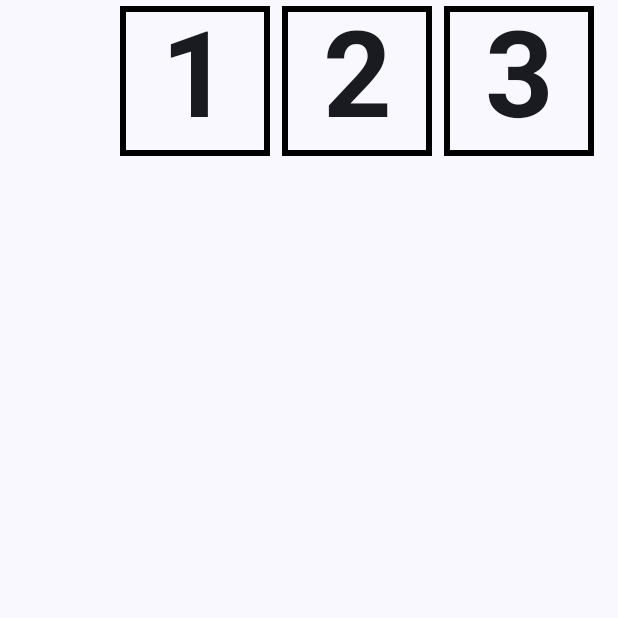
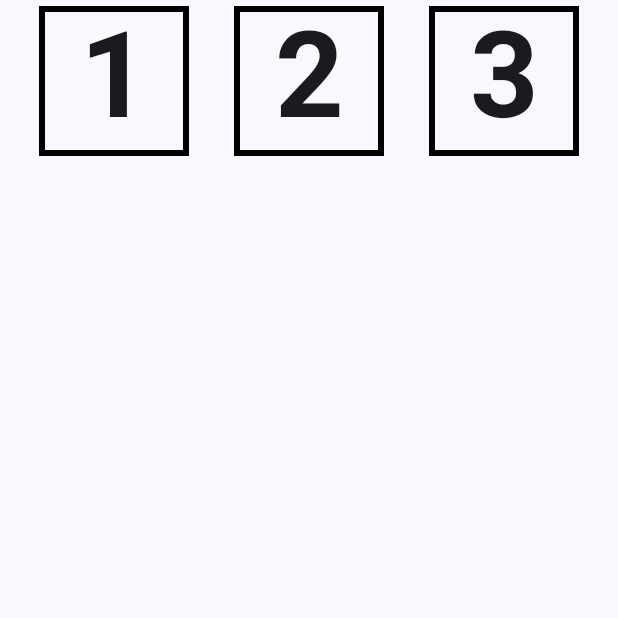
Before and after one commit to 1ceone/RowColDemo, an Android app built with Jetpack Compose: the screen it shows after launch (MainActivity), on a phone screen of 412 x 824 dp, the top half of it. Run offline under Robolectric (Android 15) with nearby library versions, the phone set to English and light mode, and no system bars.

Commit message:
Расстояние между элементами макета

```diff
--- a/app/src/main/java/com/example/rowcoldemo/MainActivity.kt
+++ b/app/src/main/java/com/example/rowcoldemo/MainActivity.kt
@@ -49,8 +49,8 @@ fun TextCell(text: String, modifier: Modifier = Modifier) {
 
 @Composable
 fun MainScreen(modifier: Modifier = Modifier) {
-    Row(horizontalArrangement = Arrangement.End,
-        modifier = modifier.size(width = 400.dp, height = 200.dp)) {
+    Row(horizontalArrangement = Arrangement.SpaceEvenly,
+        modifier = modifier.width(1000.dp)) {
         TextCell("1")
         TextCell("2")
         TextCell("3")
```
